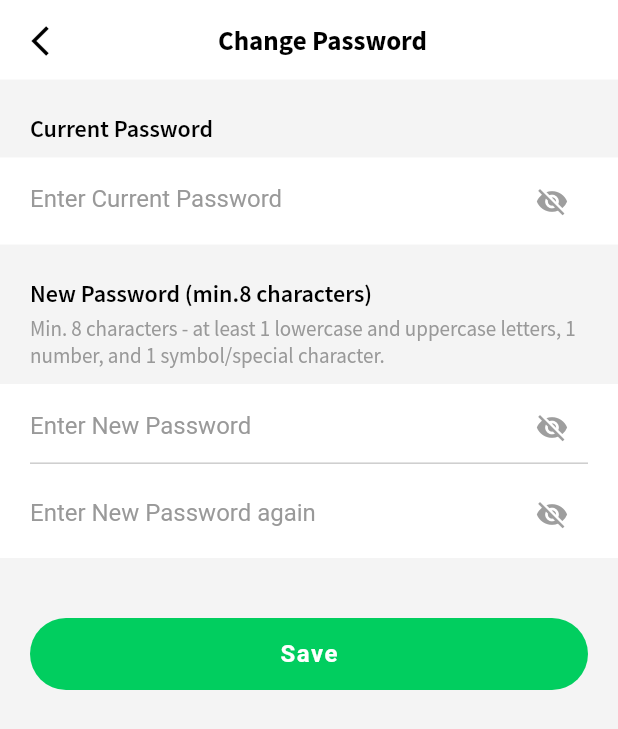
After one commit to RajprudhviMarella/zm_supplier_new, a Flutter app: the ChangePassword screen opened directly, on a phone screen of 412 x 824 dp. The commit adds this screen. Shown: the top 729 px of the screen. Run offline on Flutter 3.47's test engine with Material 2 defaults, Android fonts, the phone set to English and light mode, and no system bars; our stand-ins replace image_picker, shared_preferences; missing offline and left inert: flutter_dialogs; accounts and stored records are empty; Roboto replaces fonts that are missing (Nunito).

Commit message:
Added change password feild

```diff
--- /dev/null
+++ b/lib/login/change_password.dart
@@ -0,0 +1,476 @@
+import 'dart:convert';
+
+import 'package:flutter/material.dart';
+import 'package:flutter_dialogs/flutter_dialogs.dart';
+import 'package:shared_preferences/shared_preferences.dart';
+
+import '../models/user.dart';
+import '../utils/color.dart';
+import 'package:zm_supplier/utils/constants.dart';
+import 'package:zm_supplier/utils/color.dart';
+
+import '../utils/constants.dart';
+import 'package:zm_supplier/services/editSupplierApi.dart';
+
+import 'login_page.dart';
+
+/**
+ * Created by RajPrudhviMarella on 14/Feb/2021.
+ */
+
+class ChangePassword extends StatefulWidget {
+  @override
+  State<StatefulWidget> createState() {
+    return ChangePasswordDesign();
+  }
+}
+
+class ChangePasswordDesign extends State<ChangePassword>
+    with TickerProviderStateMixin {
+  String oldPassword, newPassword, newPasswordAgain, passwordEncrypted;
+  LoginResponse userResponse;
+  GlobalKey<FormState> formKeyCurrentPassword = GlobalKey<FormState>();
+  GlobalKey<FormState> formKeyNewPassword = GlobalKey<FormState>();
+  GlobalKey<FormState> formKeyNewPasswordAgain = GlobalKey<FormState>();
+  bool _currentPasswordToggle = true;
+  bool _newPasswordToggle = true;
+  bool _newPasswordAgainToggle = true;
+  RegExp regex = new RegExp(
+      r'^(?=.*?[A-Z])(?=.*?[a-z])(?=.*?[0-9])(?=.*?[!#$%&()*+,-./:;<=>?@\^_`{|}~"\[\]]).{8,}$');
+
+  @override
+  void initState() {
+    super.initState();
+    loadSharedPrefs();
+  }
+
+  @override
+  Widget build(BuildContext context) {
+    return Scaffold(
+      backgroundColor: faintGrey,
+      body: ListView(
+        children: <Widget>[
+          menuItem(context, Constants.txt_change_password,
+              Icon(Icons.arrow_back_ios_outlined, color: Colors.black), 15),
+          Headers(context, Constants.txt_current_password, 16, Colors.black),
+          CurrentPassword(
+            context,
+            Constants.txt_enter_current_password,
+          ),
+          Headers(context, Constants.txt_new_password_min, 16, Colors.black),
+          subText(context, Constants.txt_password_requirements, 14, greyText),
+          NewPassword(
+            context,
+            Constants.txt_enter_new_password,
+          ),
+          NewPasswordAgain(
+            context,
+            Constants.txt_enter_new_password_again,
+          ),
+          Button(context),
+        ],
+      ),
+    );
+  }
+
+  Widget menuItem(context, String name, Icon icon, double margin) {
+    return InkWell(
+      // onTap: () => onItemSelect(name, context),
+      child: Container(
+        color: Colors.white,
+        // margin: EdgeInsets.only(bottom: margin),
+        padding: EdgeInsets.all(15.0),
+        child: Row(
+          mainAxisAlignment: MainAxisAlignment.spaceBetween,
+          crossAxisAlignment: CrossAxisAlignment.start,
+          children: <Widget>[
+            SizedBox(
+              height: 18,
+              width: 18,
+              child: icon,
+            ),
+            Expanded(
+              flex: 1,
+              child: Center(
+                child: Text(name,
+                    style: TextStyle(
+                      color: Colors.black,
+                      fontFamily: "SourceSansProBold",
+                      fontSize: 18,
+                    )),
+              ),
+            ),
+          ],
+        ),
+      ),
+    );
+  }
+
+  Widget Headers(context, String name, double size, Color greyText) {
+    return Container(
+      color: faintGrey,
+      margin: EdgeInsets.only(top: 2.0),
+      padding: EdgeInsets.only(top: 20.0, left: 20.0, right: 20.0),
+      child: Text(name,
+          style: TextStyle(
+            color: greyText,
+            fontFamily: "SourceSansProSemiBold",
+            fontSize: size,
+          )),
+    );
+  }
+
+  Widget subText(context, String name, double size, Color greyText) {
+    return Container(
+      color: faintGrey,
+      margin: EdgeInsets.only(top: 5.0),
+      padding: EdgeInsets.only(left: 20.0),
+      child: Text(name,
+          style: TextStyle(
+            color: greyText,
+            fontFamily: "SourceSansProRegular",
+            fontSize: size,
+          )),
+    );
+  }
+
+  Widget Button(context) {
+    return Padding(
+      padding: const EdgeInsets.only(left: 20.0, top: 40.0, right: 20.0),
+      child: Container(
+        height: 48.0,
+        child: GestureDetector(
+          onTap: () {
+            validator(context);
+          },
+          child: Container(
+            decoration: BoxDecoration(
+              color: lightGreen,
+              borderRadius: BorderRadius.circular(30.0),
+            ),
+            child: Row(
+              mainAxisAlignment: MainAxisAlignment.center,
+              children: <Widget>[
+                Center(
+                  child: Text(
+                    "Save",
+                    style: TextStyle(
+                      color: Colors.white,
+                      // fontFamily: 'Montserrat',
+                      fontSize: 16,
+                      fontWeight: FontWeight.w600,
+                      letterSpacing: 1,
+                    ),
+                  ),
+                )
+              ],
+            ),
+          ),
+        ),
+      ),
+    );
+  }
+
+  Widget CurrentPassword(context, String hint) {
+    void _toggle() {
+      setState(() {
+        _currentPasswordToggle = !_currentPasswordToggle;
+      });
+    }
+
+    return Container(
+      color: Colors.white,
+      margin: const EdgeInsets.only(top: 10.0),
+      padding:
+          const EdgeInsets.only(left: 20.0, right: 20.0, top: 5.0, bottom: 5.0),
+      child: Form(
+        key: formKeyCurrentPassword,
+        child: TextFormField(
+          validator: (value) {
+            if (value.isEmpty) {
+              return Constants.txt_invalid_password;
+            } else {
+              if (!regex.hasMatch(value)) {
+                return Constants.txt_invalid_password;
+              } else {
+                if (value != passwordEncrypted) {
+                  print(passwordEncrypted);
+                  print(oldPassword);
+                  return Constants.txt_incorrect_current_password;
+                } else {
+                  return null;
+                }
+              }
+            }
+          },
+
+          // controller: passwordController,
+          onChanged: (input) => oldPassword = input,
+
+          // validator: (input) => input.isValidEmail() ? null : "Check your email",
+
+          obscureText: _currentPasswordToggle,
+          // obscureText: true,
+
+          style: TextStyle(fontSize: 20, height: 1),
+
+          //  cursorColor: Color(0xff999999),
+          decoration: InputDecoration(
+            border: InputBorder.none,
+            suffixIcon: InkWell(
+              onTap: _toggle,
+              child: Icon(
+                _currentPasswordToggle
+                    ? Icons.visibility_off
+                    : Icons.visibility_rounded,
+                size: 22.0,
+                color: Colors.grey,
+              ),
+            ),
+            hintText: hint,
+            //  suffixIcon: Icon(Icons.visibility_off),
+            hintStyle: TextStyle(
+              fontSize: 16,
+              color: greyText,
+            ),
+          ),
+        ),
+      ),
+    );
+  }
+
+  Widget NewPassword(context, String hint) {
+    void _toggle() {
+      setState(() {
+        _newPasswordToggle = !_newPasswordToggle;
+      });
+    }
+
+    return Container(
+      color: Colors.white,
+      margin: const EdgeInsets.only(top: 10.0),
+      padding:
+          const EdgeInsets.only(left: 20, right: 20, top: 5.0, bottom: 5.0),
+      child: Form(
+        key: formKeyNewPassword,
+        child: TextFormField(
+          validator: (value) {
+            if (value.isEmpty) {
+              return Constants.txt_invalid_password;
+            } else {
+              if (!regex.hasMatch(value))
+                return Constants.txt_invalid_password;
+              else {
+                if (value != newPasswordAgain) {
+                  return Constants.txt_new_password_didnt_match;
+                } else {
+                  return null;
+                }
+              }
+            }
+          },
+
+          // controller: passwordController,
+          onChanged: (input) => newPassword = input,
+
+          // validator: (input) => input.isValidEmail() ? null : "Check your email",
+
+          obscureText: _newPasswordToggle,
+          // obscureText: true,
+
+          style: TextStyle(fontSize: 20, height: 1),
+
+          //  cursorColor: Color(0xff999999),
+          decoration: InputDecoration(
+              suffixIcon: InkWell(
+                onTap: _toggle,
+                child: Icon(
+                  _newPasswordToggle
+                      ? Icons.visibility_off
+                      : Icons.visibility_rounded,
+                  size: 22.0,
+                  color: Colors.grey,
+                ),
+              ),
+              hintText: hint,
+              //  suffixIcon: Icon(Icons.visibility_off),
+              hintStyle: TextStyle(
+                fontSize: 16,
+                color: greyText,
+              ),
+              enabledBorder: UnderlineInputBorder(
+                borderSide: BorderSide(
+                  color: greyText,
+                  width: 0.5,
+                ),
+              ),
+              focusedBorder: UnderlineInputBorder(
+                  borderSide: BorderSide(color: buttonBlue))),
+        ),
+      ),
+    );
+  }
+
+  Widget NewPasswordAgain(context, String hint) {
+    void _toggle() {
+      setState(() {
+        _newPasswordAgainToggle = !_newPasswordAgainToggle;
+      });
+    }
+
+    return Container(
+      color: Colors.white,
+      padding:
+          const EdgeInsets.only(left: 20, right: 20, top: 5.0, bottom: 5.0),
+      child: Form(
+        key: formKeyNewPasswordAgain,
+        child: TextFormField(
+          validator: (value) {
+            if (value.isEmpty) {
+              return Constants.txt_invalid_password;
+            } else {
+              if (!regex.hasMatch(value))
+                return Constants.txt_invalid_password;
+              else {
+                if (value != newPassword) {
+                  return Constants.txt_new_password_didnt_match;
+                } else {
+                  return null;
+                }
+              }
+            }
+          },
+
+          // controller: passwordController,
+          onChanged: (input) => newPasswordAgain = input,
+
+          // validator: (input) => input.isValidEmail() ? null : "Check your email",
+
+          obscureText: _newPasswordAgainToggle,
+          // obscureText: true,
+
+          style: TextStyle(fontSize: 20, height: 1),
+
+          //  cursorColor: Color(0xff999999),
+          decoration: InputDecoration(
+            border: InputBorder.none,
+            suffixIcon: InkWell(
+              onTap: _toggle,
+              child: Icon(
+                _newPasswordAgainToggle
+                    ? Icons.visibility_off
+                    : Icons.visibility_rounded,
+                size: 22.0,
+                color: Colors.grey,
+              ),
+            ),
+            hintText: hint,
+            //  suffixIcon: Icon(Icons.visibility_off),
+            hintStyle: TextStyle(
+              fontSize: 16,
+              color: greyText,
+            ),
+          ),
+        ),
+      ),
+    );
+  }
+
+  SharedPref sharedPref = SharedPref();
+
+  loadSharedPrefs() async {
+    try {
+      userResponse = LoginResponse.fromJson(
+          await sharedPref.readData(Constants.login_Info));
+      passwordEncrypted =
+          await sharedPref.readData(Constants.PASSWORD_ENCRYPTED);
+    } catch (Excepetion) {
+      // do something
+    }
+  }
+
+  void validator(context) {
+    if (formKeyCurrentPassword.currentState.validate() &&
+        formKeyNewPassword.currentState.validate() &&
+        formKeyNewPasswordAgain.currentState.validate()) {
+      changePasswordApiCalling(context);
+    }
+  }
+
+  void changePasswordApiCalling(context) {
+    EditSupplierDetails login = new EditSupplierDetails();
+    print(userResponse.mudra);
+    print(json.encode(userResponse));
+    login
+        .changePassword(oldPassword, newPassword, userResponse.mudra,
+            userResponse.user.email)
+        .then((value) async {
+      if (value.status == "success") {
+        showAlert(context);
+      } else {
+        showErrorAlert(context, value.status);
+      }
+    });
+  }
+
+  void showAlert(context) {
+    BuildContext dialogContext;
+    // set up the button
+    Widget okButton = FlatButton(
+      child: Text(Constants.txt_ok),
+      onPressed: () async {
+        Navigator.pop(context);
+        SharedPreferences prefs = await SharedPreferences.getInstance();
+        prefs?.clear();
+        Navigator.push(
+          context,
+          MaterialPageRoute(builder: (dialogContext) {
+            return LoginPage();
+          }),
+        );
+        Navigator.of(dialogContext).pop();
+      },
+    );
+
+    // set up the AlertDialog
+    BasicDialogAlert alert = BasicDialogAlert(
+      title: Text(Constants.txt_password_updated),
+      content: Text(Constants.txt_for_security_login_again),
+      actions: [okButton],
+    );
+
+    // show the dialog
+    showDialog(
+      context: context,
+      builder: (BuildContext context) {
+        dialogContext = context;
+        return alert;
+      },
+    );
+  }
+
+  void showErrorAlert(context, String status) {
+    // set up the button
+    Widget okButton = FlatButton(
+      child: Text(Constants.txt_ok),
+      onPressed: () {
+        Navigator.pop(context);
+      },
+    );
+
+    // set up the AlertDialog
+    BasicDialogAlert alert = BasicDialogAlert(
+      title: Text(status),
+      content: Text("Please try again"),
+      actions: [okButton],
+    );
+
+    // show the dialog
+    showDialog(
+      context: context,
+      builder: (BuildContext context) {
+        return alert;
+      },
+    );
+  }
+}
--- a/lib/login/login_page.dart
+++ b/lib/login/login_page.dart
@@ -12,13 +12,6 @@ import '../utils/color.dart';
 import 'package:zm_supplier/services/authenticationApi.dart';
 import 'package:shared_preferences/shared_preferences.dart';
 
-bool _obscureText = true;
-bool _btnEnabled = false;
-String _email, _password;
-
-GlobalKey<FormState> formKeyEmail = GlobalKey<FormState>();
-GlobalKey<FormState> formKeyPassword = GlobalKey<FormState>();
-
 void main() {
   runApp(LoginPage());
 }
@@ -31,6 +24,12 @@ class LoginPage extends StatefulWidget {
 }
 
 class _LoginPageState extends State<LoginPage> {
+  bool _obscureText = true;
+  bool _btnEnabled = false;
+  String _email, _password;
+
+  GlobalKey<FormState> formKeyEmail = GlobalKey<FormState>();
+  GlobalKey<FormState> formKeyPassword = GlobalKey<FormState>();
   TextEditingController emailController = new TextEditingController();
   TextEditingController passwordController = new TextEditingController();
 
@@ -56,7 +55,6 @@ class _LoginPageState extends State<LoginPage> {
     }
 
     getUserDetails() async {
-      try {
       LoginResponse user = LoginResponse.fromJson(
           await sharedPref.readData(Constants.login_Info));
       setState(() {
@@ -70,9 +68,6 @@ class _LoginPageState extends State<LoginPage> {
               context, MaterialPageRoute(builder: (context) => HomePage()));
         });
       });
-      } catch (Excepetion) {
-        print('failed to retrive data');
-      }
     }
 
     void loginApiCalling() {
@@ -82,7 +77,7 @@ class _LoginPageState extends State<LoginPage> {
         if (value.status == Constants.status_success) {
           //save login data
           sharedPref.saveData(Constants.login_Info, value);
-
+          sharedPref.saveData(Constants.PASSWORD_ENCRYPTED, _password);
           getUserDetails();
         } else {
           showErrorAlert(context, value);
--- a/lib/main.dart
+++ b/lib/main.dart
@@ -4,6 +4,8 @@ import 'login/login_page.dart';
 import 'home/home_page.dart';
 import 'package:shared_preferences/shared_preferences.dart';
 import 'package:zm_supplier/models/user.dart';
+
+import 'settings/settings_page.dart';
 
 void main() => runApp(ZmApp());
 
@@ -14,6 +16,7 @@ class ZmApp extends StatelessWidget {
   final routes = <String, WidgetBuilder>{
     LoginPage.tag: (context) => LoginPage(),
     HomePage.tag: (context) => HomePage(),
+    SettingsPage.tag: (context) => SettingsPage(),
   };
 
   SharedPref sharedPref = SharedPref();
--- a/lib/models/user.dart
+++ b/lib/models/user.dart
@@ -111,6 +111,23 @@ class LoginResponse {
       };
 }
 
+class ChangePasswordResponse {
+  ChangePasswordResponse({
+    this.status,
+  });
+
+  String status;
+
+  factory ChangePasswordResponse.fromJson(Map<String, dynamic> json) =>
+      ChangePasswordResponse(
+        status: json["status"],
+      );
+
+  Map<String, dynamic> toJson() => {
+        "status": status,
+      };
+}
+
 class Login {
   String ZeemartId;
   String password;
@@ -127,6 +144,30 @@ class Login {
       'ZeemartId': ZeemartId.trim(),
       'password': password.trim()
     };
+  }
+}
+
+class ChangePasswordRequest {
+  String ZeemartId;
+  String password;
+  String newPassword;
+
+  ChangePasswordRequest(
+    this.ZeemartId,
+    this.password,
+    this.newPassword,
+  );
+
+  // Login.fromJson(Map<String, dynamic> json) {
+
+  Map<String, dynamic> tojson() {
+    Map<String, dynamic> map = {
+      'userName': ZeemartId,
+      'password': password,
+      'newPassword': newPassword,
+      'clientType': "SUPPLIER"
+    };
+    return map;
   }
 // ZeemartId = json['ZeemartId'],
 // password = json['password'];
@@ -161,6 +202,7 @@ class userData {
   UpdatedBy updatedBy;
   String supplierId;
   String supplierName;
+
   // Address address;
   String alias;
   String desc;
@@ -169,6 +211,7 @@ class userData {
   String market;
   String phone;
   String regNo;
+
   //Settings settings;
   String shortDesc;
   bool showPrice;
--- /dev/null
+++ b/lib/services/editSupplierApi.dart
@@ -0,0 +1,42 @@
+import 'package:flutter/material.dart';
+import 'package:zm_supplier/models/user.dart';
+
+import '../models/user.dart';
+
+import 'package:http/http.dart' as http;
+import 'dart:convert';
+import 'dart:async';
+import 'package:zm_supplier/utils/urlEndPoints.dart';
+
+import '../utils/urlEndPoints.dart';
+
+/**
+ * Created by RajPrudhviMarella on 15/Feb/2021.
+ */
+
+class EditSupplierDetails {
+  String MudhraToken, EmailId;
+
+  Future<ChangePasswordResponse> changePassword(String password,
+      String newPassword, String mudraID, String UseriD) async {
+    var authModel;
+    Map<String, String> headers = {
+      'Content-Type': 'application/json',
+      'authType': 'Zeemart',
+      'mudra': mudraID
+    };
+    final msg = jsonEncode(
+        ChangePasswordRequest(UseriD, password, newPassword).tojson());
+    print("header" + json.encode(headers));
+    print("body" + json.encode(msg));
+    print("body" + URLEndPoints.change_password);
+
+    var response = await http.post(URLEndPoints.change_password,
+        headers: headers, body: msg);
+
+    authModel = ChangePasswordResponse.fromJson(json.decode(response.body));
+
+    print('returned');
+    return authModel;
+  }
+}
--- a/lib/utils/constants.dart
+++ b/lib/utils/constants.dart
@@ -29,12 +29,26 @@ class Constants {
   static const String txt_login = "Login";
   static const String txt_alert_message = "please enter valid email/password";
   static const String login_Info = "loginInfo";
+  static const String PASSWORD_ENCRYPTED = "PASSWORD_ENCRYPTED";
   static const String specific_user_info = "specificUserInfo";
 
+  static const String txt_current_password = "Current Password";
+  static const String txt_enter_current_password = "Enter Current Password";
+  static const String txt_new_password_min = "New Password (min.8 characters)";
+  static const String txt_enter_new_password = "Enter New Password";
+  static const String txt_enter_new_password_again = "Enter New Password again";
+  static const String txt_invalid_password = "Invalid Password";
+  static const String txt_password_updated = "Password updated";
+  static const String txt_for_security_login_again = "For Security reasons, please login again";
+  static const String txt_incorrect_current_password =
+      "Incorrect current password";
+  static const String txt_password_requirements =
+      "Min. 8 characters - at least 1 lowercase and uppercase letters, 1 number, and 1 symbol/special character.";
+
   static const String status_success = "Success";
+  static const String txt_new_password_didnt_match =
+      "New password does not match Confirm password.";
 }
-
-
 
 class SharedPref {
   saveData(String key, value) async {
--- a/lib/utils/urlEndPoints.dart
+++ b/lib/utils/urlEndPoints.dart
@@ -6,4 +6,5 @@ class URLEndPoints {
 
   static const String login_url = auth_server + "supplier/login";
   static const String get_specific_user_url = account_managent_server + "account/supplier";
+  static const String change_password = auth_server +"changePassword/v1";
 }
```
Also changed, not shown: lib/services/authenticationApi.dart (+7 -24 lines), lib/settings/settings_page.dart (+100 -8 lines). Lines whose indentation alone changed are shown as unchanged.
